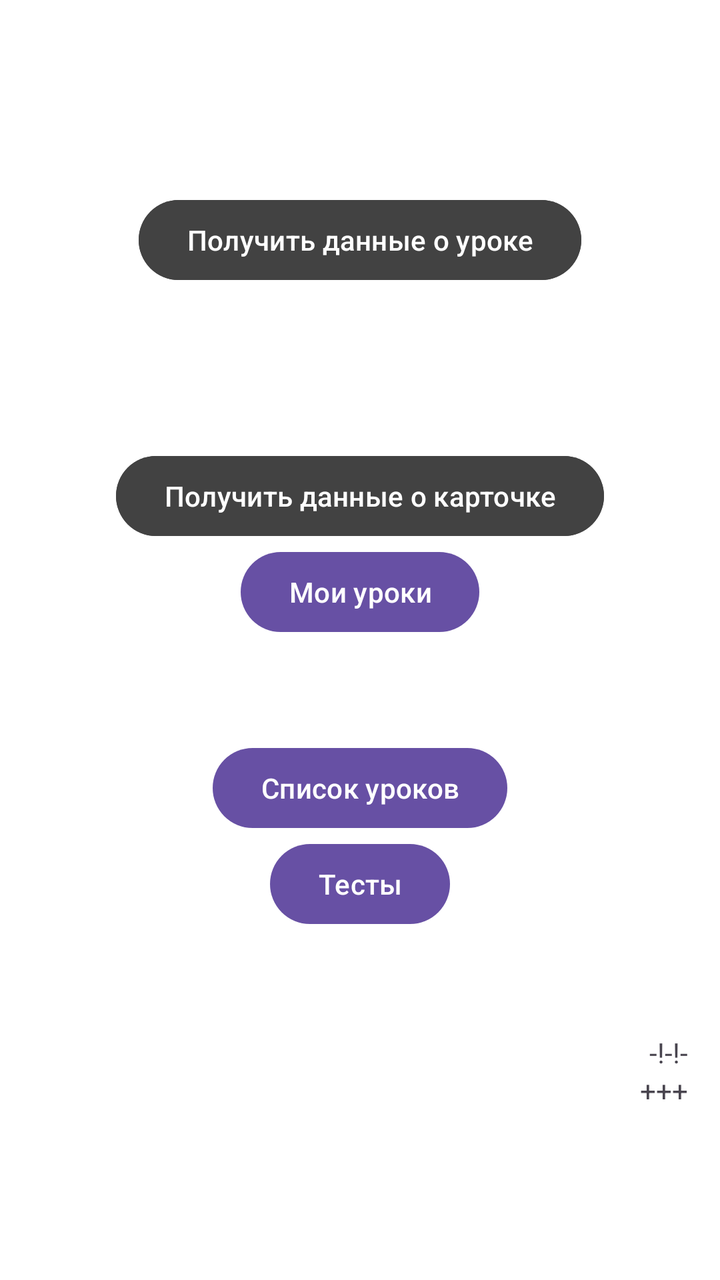
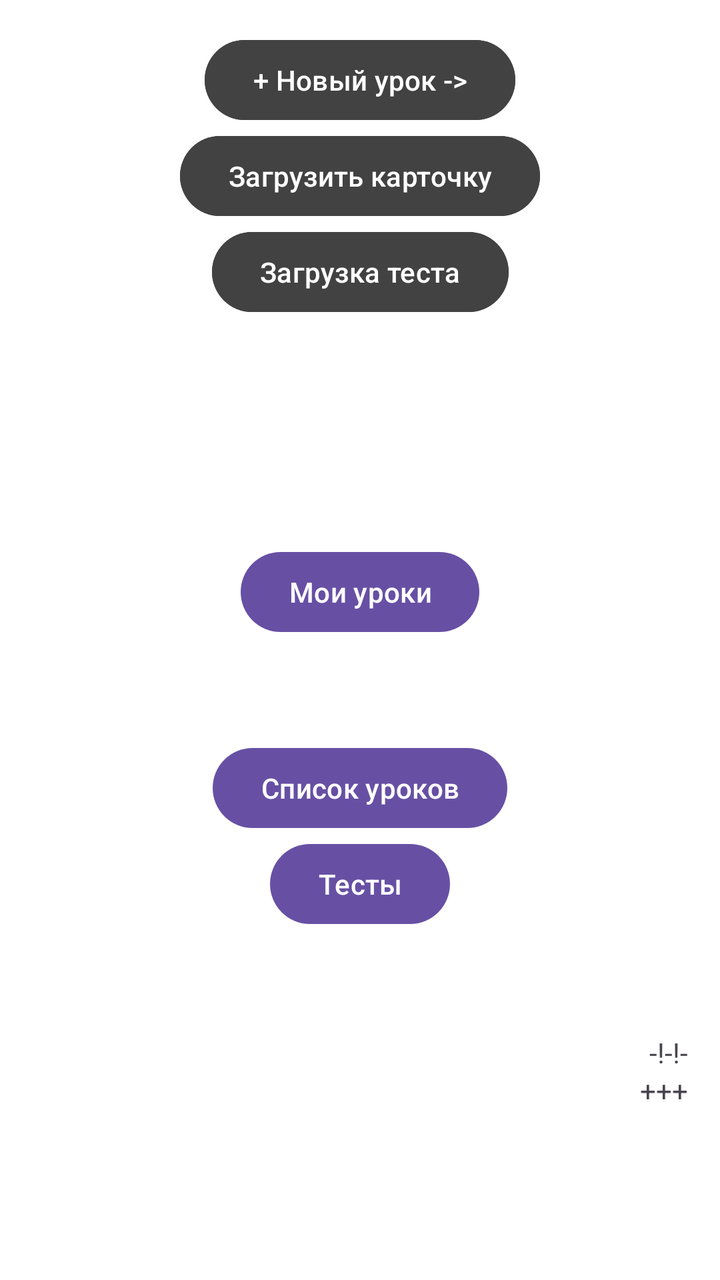

An Android layout rendered at two revisions. The XML below is the earlier revision; the diff shows what the commit changed to produce the second picture.
<!-- AndroidManifest.xml: application theme Theme.ChemCraft -->
<!-- res/layout/activity_main.xml -->
<?xml version="1.0" encoding="utf-8"?>
<androidx.constraintlayout.widget.ConstraintLayout xmlns:android="http://schemas.android.com/apk/res/android"
    xmlns:app="http://schemas.android.com/apk/res-auto"
    xmlns:tools="http://schemas.android.com/tools"
    android:layout_width="match_parent"
    android:layout_height="match_parent"
    android:padding="16dp"
    android:background="@color/white">

    
    <androidx.constraintlayout.widget.Guideline
        android:id="@+id/main_guide_line"
        android:layout_width="wrap_content"
        android:layout_height="wrap_content"
        android:orientation="horizontal"
        app:layout_constraintGuide_percent="0.5" />



    
    <Button
        android:id="@+id/lessonsListButton"
        android:layout_width="wrap_content"
        android:layout_height="wrap_content"
        android:text="Список уроков"
        app:layout_constraintTop_toBottomOf="@id/main_guide_line"
        app:layout_constraintStart_toStartOf="parent"
        app:layout_constraintEnd_toEndOf="parent"
        android:layout_marginTop="50dp" />

    
    <Button
        android:id="@+id/my_list_lessons_Button"
        android:layout_width="wrap_content"
        android:layout_height="wrap_content"
        android:text="Мои уроки"
        app:layout_constraintBottom_toTopOf="@id/main_guide_line"
        app:layout_constraintStart_toStartOf="parent"
        app:layout_constraintEnd_toEndOf="parent" />

    
    <Button
        android:id="@+id/tests_Button"
        android:layout_width="wrap_content"
        android:layout_height="wrap_content"
        android:text="Тесты"
        app:layout_constraintTop_toBottomOf="@id/lessonsListButton"
        app:layout_constraintStart_toStartOf="parent"
        app:layout_constraintEnd_toEndOf="parent" />

    

    <Button
        android:id="@+id/getCardData"
        android:layout_width="wrap_content"
        android:layout_height="wrap_content"
        android:text="Получить данные о карточке"
        android:backgroundTint="@color/cardview_dark_background"
        app:layout_constraintBottom_toTopOf="@+id/my_list_lessons_Button"
        app:layout_constraintEnd_toEndOf="parent"
        app:layout_constraintStart_toStartOf="parent" />

    <Button
        android:id="@+id/getLessonData"
        android:layout_width="wrap_content"
        android:layout_height="wrap_content"
        android:backgroundTint="@color/cardview_dark_background"
        android:text="Получить данные о уроке"
        app:layout_constraintBottom_toTopOf="@+id/getCardData"
        app:layout_constraintEnd_toEndOf="parent"
        app:layout_constraintStart_toStartOf="parent"
        app:layout_constraintTop_toTopOf="parent" />

    <TextView
        android:id="@+id/getDataLesson_textView"
        android:layout_width="wrap_content"
        android:layout_height="wrap_content"
        android:backgroundTint="@color/cardview_dark_background"
        android:text="-!-!-"
        app:layout_constraintBottom_toTopOf="@+id/getTestLesson_textView"
        app:layout_constraintEnd_toEndOf="parent" />

    <TextView
        android:id="@+id/getTestLesson_textView"
        android:layout_width="wrap_content"
        android:layout_height="wrap_content"
        android:backgroundTint="@color/cardview_dark_background"
        android:text="+++"
        app:layout_constraintBottom_toBottomOf="parent"
        app:layout_constraintEnd_toEndOf="parent"
        app:layout_constraintTop_toBottomOf="@+id/tests_Button" />

</androidx.constraintlayout.widget.ConstraintLayout>
<!-- resources referenced by this layout -->
<resources>
  <color name="white">#FFFFFFFF</color>
  <style name="Theme.ChemCraft" parent="Base.Theme.ChemCraft" />
  <style name="Base.Theme.ChemCraft" parent="Theme.Material3.DayNight.NoActionBar">
          
          
      </style>
</resources>

<!-- the commit's change to res/layout/activity_main.xml (unified diff, before → after) -->
@@ -50,26 +50,41 @@
 
     
 
-    <Button
-        android:id="@+id/getCardData"
-        android:layout_width="wrap_content"
-        android:layout_height="wrap_content"
-        android:text="Получить данные о карточке"
-        android:backgroundTint="@color/cardview_dark_background"
-        app:layout_constraintBottom_toTopOf="@+id/my_list_lessons_Button"
-        app:layout_constraintEnd_toEndOf="parent"
-        app:layout_constraintStart_toStartOf="parent" />
+
+
 
     <Button
-        android:id="@+id/getLessonData"
+        android:id="@+id/admin_button_one"
         android:layout_width="wrap_content"
         android:layout_height="wrap_content"
         android:backgroundTint="@color/cardview_dark_background"
-        android:text="Получить данные о уроке"
-        app:layout_constraintBottom_toTopOf="@+id/getCardData"
+        android:text="+ Новый урок ->"
+        app:layout_constraintTop_toTopOf="parent"
         app:layout_constraintEnd_toEndOf="parent"
         app:layout_constraintStart_toStartOf="parent"
-        app:layout_constraintTop_toTopOf="parent" />
+        tools:layout_editor_absoluteY="16dp" />
+
+    <Button
+        android:id="@+id/admin_button_two"
+        android:layout_width="wrap_content"
+        android:layout_height="wrap_content"
+        android:backgroundTint="@color/cardview_dark_background"
+        android:text="Загрузить карточку"
+        app:layout_constraintEnd_toEndOf="parent"
+        app:layout_constraintStart_toStartOf="parent"
+        app:layout_constraintTop_toBottomOf="@id/admin_button_one" />
+
+    <Button
+        android:id="@+id/admin_button_three"
+        android:layout_width="wrap_content"
+        android:layout_height="wrap_content"
+        android:backgroundTint="@color/cardview_dark_background"
+        android:text="Загрузка теста"
+        app:layout_constraintTop_toBottomOf="@+id/admin_button_two"
+        app:layout_constraintEnd_toEndOf="parent"
+        app:layout_constraintStart_toStartOf="parent"
+        tools:layout_editor_absoluteY="16dp" />
+
 
     <TextView
         android:id="@+id/getDataLesson_textView"
